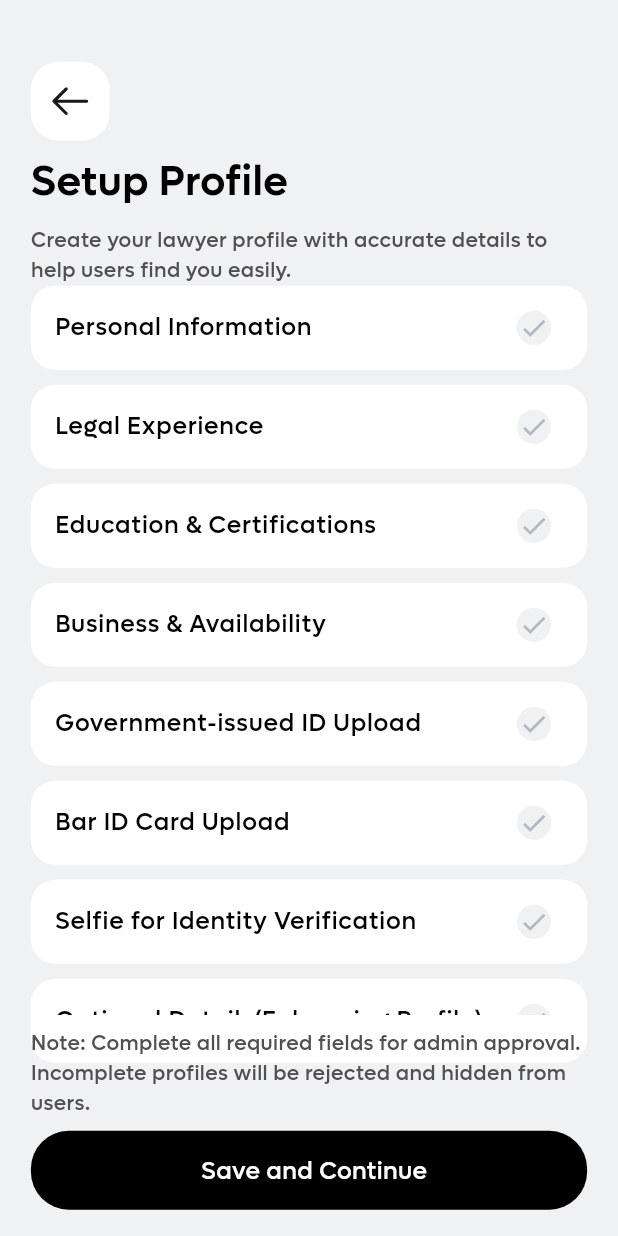
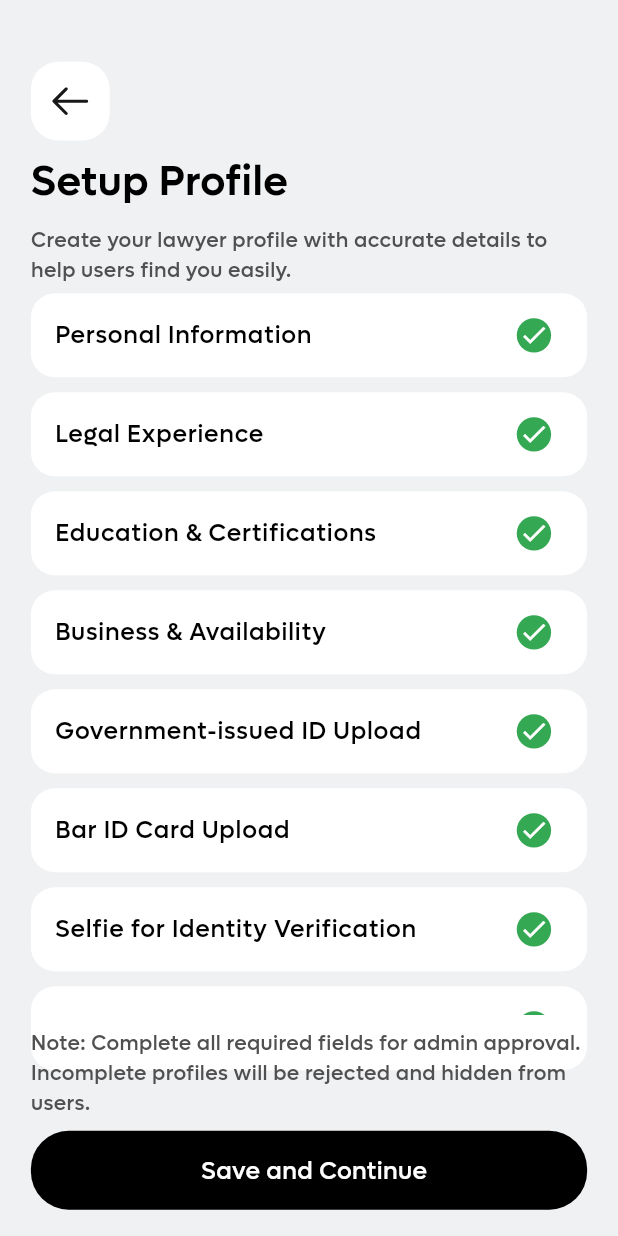
Before and after one commit to ibrahimsm83/casekarao, a Flutter app: the SetupProfileScreen screen opened by its route, on a phone screen of 412 x 824 dp. Run offline on Flutter 3.47's test engine with Material 3 defaults, Android fonts, the phone set to English and light mode, and no system bars; our stand-ins replace another_flushbar, dio, flutter_easyloading, flutter_rating, flutter_screenutil, flutter_svg and 7 more; missing offline and left inert: dart:ffi; accounts and stored records are empty.

Commit message:
create setup profile controller and UI bing with userdata

```diff
--- a/lib/presentation/setup_profile_screen/setup_profile_screen.dart
+++ b/lib/presentation/setup_profile_screen/setup_profile_screen.dart
@@ -1,61 +1,30 @@
 import 'package:flutter/material.dart';
 import 'package:flutter_screenutil/flutter_screenutil.dart';
 import 'package:flutter_svg/svg.dart';
+import 'package:get/get.dart';
+import '../../controller/setup_profile_controller.dart';
 import '../../export_casekarao.dart';
 
-class SetupProfileScreen extends StatefulWidget {
+class SetupProfileScreen extends StatelessWidget {
   const SetupProfileScreen({super.key});
 
   @override
-  State<SetupProfileScreen> createState() => _SetupProfileScreenState();
-}
-
-class _SetupProfileScreenState extends State<SetupProfileScreen> {
-  List<String> items = [
-    AppStrings.personalInformation,
-    AppStrings.legalExperience,
-    AppStrings.educationAndCertifications,
-    AppStrings.businessAndAvailability,
-    AppStrings.governmentIssuedIDUpload,
-    AppStrings.barIDCardUpload,
-    AppStrings.selfieForIdentityVerification,
-    AppStrings.optionalDetails + AppStrings.enhancingProfile,
-  ];
-  List<String> selectedItems = [];
-
-  void toggleSelection(String item) {
-    setState(() {
-      if (selectedItems.contains(item)) {
-        selectedItems.remove(item);
-      } else {
-        selectedItems.add(item);
-      }
-    });
-  }
-
-  // @override
-  // void initState() {
-  //   if (widget.isCompleteAllRequiredField ?? false) {
-  //     selectedItems = items;
-  //   }
-
-  //   super.initState();
-  // }
-
-  @override
   Widget build(BuildContext context) {
+    return GetBuilder<SetupProfileController>(
+      init: SetupProfileController(),
+      builder: (controller) {
         return Scaffold(
           backgroundColor: ColorManager.kBackgroundColor,
           body: Padding(
             padding: EdgeInsets.symmetric(
-          horizontal: AppSize.sizeWidth(context!) * 0.05,
+              horizontal: AppSize.sizeWidth(context) * 0.05,
             ),
             child: Column(
               crossAxisAlignment: CrossAxisAlignment.start,
               children: [
                 SizedBox(height: AppSize.sizeHeight(context) * 0.05),
                 InkWell(
-              onTap: () => Navigator.pop(context),
+                  onTap: controller.goBack,
                   child: Container(
                     height: 44.h,
                     width: 44.h,
@@ -87,52 +56,17 @@ class _SetupProfileScreenState extends State<SetupProfileScreen> {
                   ),
                 ),
                 Flexible(
-              child: ListView.separated(
-                separatorBuilder: (context, i) {
-                  return SizedBox(height: 10);
-                },
-                itemCount: items.length,
-                itemBuilder: (context, index) {
-                  String item = items[index];
-                  bool isSelected = selectedItems.contains(item);
-                  return ListTile(
-                    onTap:(){},
-                    // minTileHeight parameter removed as it's not supported in this Flutter version
-                    tileColor: ColorManager.kWhiteColor,
-                    title: Text(
-                      item,
-                      style: getmediumStyle(
-                        color: ColorManager.primary,
-                        fontSize: ScreenUtil().setSp(AppSize.s14),
-                      ),
-                    ),
-                    shape: RoundedRectangleBorder(
-                      borderRadius: BorderRadius.circular(
-                        AppSize.s14.r,
-                      ), // Set border radius
-                    ),
-                    trailing: Container(
-                      padding: EdgeInsets.all(0),
-                      height: 20.h,
-                      width: 20.w,
-                      decoration: BoxDecoration(
-                        shape: BoxShape.circle,
-                        color:
-                            isSelected
-                                ? ColorManager.kGreenColor
-                                : ColorManager.kBackgroundColor,
-                      ),
-                      child: Icon(
-                        Icons.check,
-                        size: 20,
-                        color:
-                            isSelected
-                                ? ColorManager.kWhiteColor
-                                : ColorManager.kGreyColor,
-                      ),
-                    ),
-                  );
-                },
+                  child: ListView(
+                    children: <Widget>[
+                      listTile(onTap: () {controller.navigateToSection(AppStrings.personalInformation);}, title: AppStrings.personalInformation, data: controller.userData),
+                      listTile(onTap: () {  controller.navigateToSection(AppStrings.legalExperience);}, title: AppStrings.legalExperience, data: controller.userData),
+                      listTile(onTap: () {  controller.navigateToSection(AppStrings.educationAndCertifications);}, title: AppStrings.educationAndCertifications, data: controller.userData),
+                      listTile(onTap: () {  controller.navigateToSection(AppStrings.businessAndAvailability);}, title: AppStrings.businessAndAvailability, data: controller.userData),
+                      listTile(onTap: () {  controller.navigateToSection(AppStrings.governmentIssuedIDUpload);}, title: AppStrings.governmentIssuedIDUpload, data: controller.userData),
+                      listTile(onTap: () {  controller.navigateToSection(AppStrings.barIDCardUpload);}, title: AppStrings.barIDCardUpload, data: controller.userData),
+                      listTile(onTap: () {  controller.navigateToSection(AppStrings.selfieForIdentityVerification);}, title: AppStrings.selfieForIdentityVerification, data: controller.userData),
+                      listTile(onTap: () {  controller.navigateToSection(AppStrings.optionalDetails + AppStrings.enhancingProfile);}, title: AppStrings.optionalDetails + AppStrings.enhancingProfile, data: controller.userData),
+                    ],
                   ),
                 ),
                 SizedBox(height: AppSize.s8.h),
@@ -143,30 +77,54 @@ class _SetupProfileScreenState extends State<SetupProfileScreen> {
                     fontSize: ScreenUtil().setSp(AppSize.s12),
                   ),
                 ),
-            button(
+                _button(
                   text: AppStrings.saveAndContinue,
-              onTap: () {
-                // if (widget.isCompleteAllRequiredField ?? false) {
-                //   Navigator.pushNamed(
-                //     context,
-                //     CustomRouteNames.kApplicationUnderReviewScreenRoute,
-                //   );
-                // } else {
-                //   Navigator.pushNamed(
-                //     context,
-                //     CustomRouteNames.kPersonalInformationScreenRoute,
-                //   );
-                // }
-              },
+                  onTap: controller.saveAndContinue,
                 ),
                 SizedBox(height: AppSize.s8.h),
               ],
             ),
           ),
         );
+      },
+    );
   }
 
-  Widget button({
+  Widget listTile({Function()? onTap, String? title, UserModel? data}) {
+    return Padding(
+      padding: const EdgeInsets.symmetric(vertical: 5.0),
+      //padding: const EdgeInsets.all(8.0),
+      child: ListTile(
+        onTap: onTap,
+        // minTileHeight parameter removed as it's not supported in this Flutter version
+        tileColor: ColorManager.kWhiteColor,
+        title: Text(
+          title ?? "",
+          style: getmediumStyle(color: ColorManager.primary, fontSize: 14.sp),
+        ),
+        shape: RoundedRectangleBorder(
+          borderRadius: BorderRadius.circular(AppSize.s14.r), // Set border radius
+        ),
+        trailing: Container(
+          padding: EdgeInsets.all(0),
+          height: 20.h,
+          width: 20.w,
+          decoration: BoxDecoration(
+            shape: BoxShape.circle,
+            color:
+                true ? ColorManager.kGreenColor : ColorManager.kBackgroundColor,
+          ),
+          child: Icon(
+            Icons.check,
+            size: 20,
+            color: true ? ColorManager.kWhiteColor : ColorManager.kGreyColor,
+          ),
+        ),
+      ),
+    );
+  }
+
+  Widget _button({
     Function()? onTap,
     String? text,
     Color? color,
```
Also changed, not shown: lib/controller/setup_profile_controller.dart (added, +133 -0 lines). Lines whose indentation alone changed are shown as unchanged.
